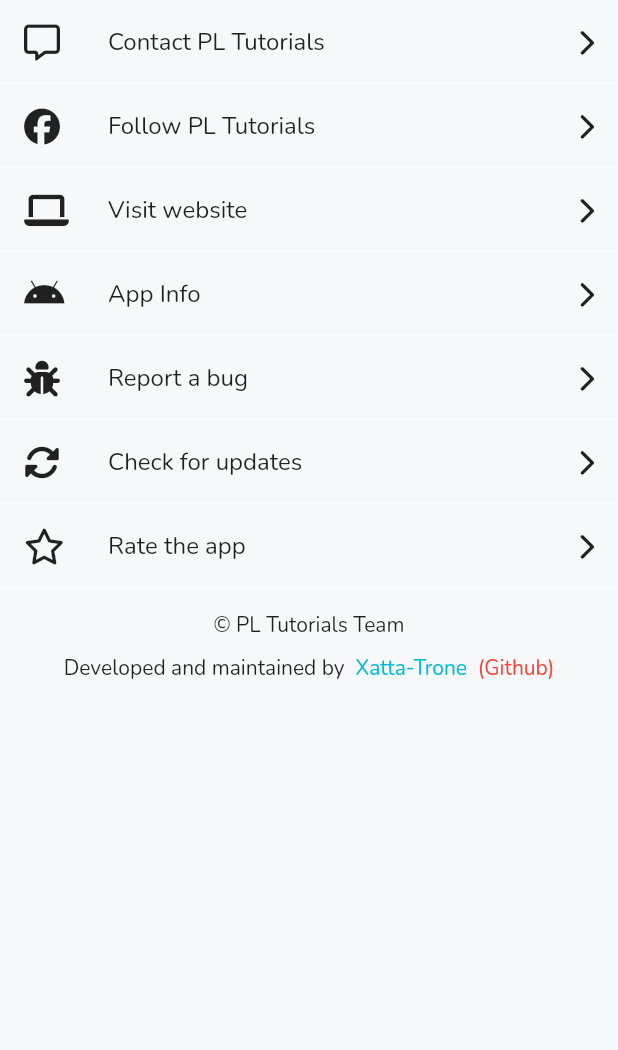
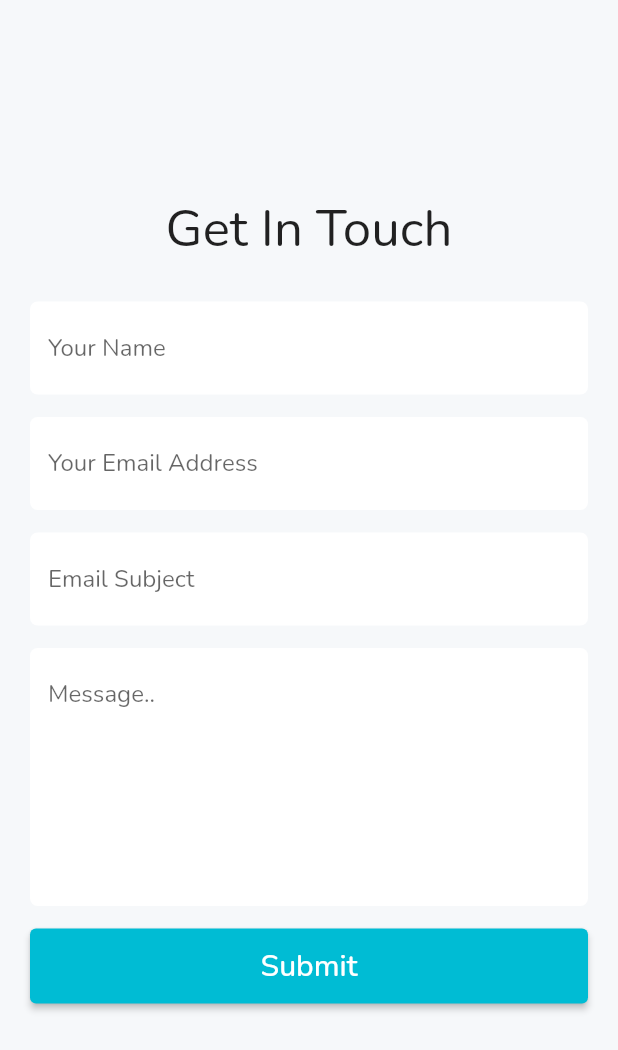
Before and after one commit to Xatta-Trone/PL-flutter-app, a Flutter app: the More screen opened by its route, after a tap on "Contact PL Tutorials", on a phone screen of 412 x 824 dp. Shown: the top 1050 px of the screen. Run offline on Flutter 3.47's test engine with Material 2 defaults, Android fonts, the phone set to English and light mode, and no system bars; drawn by our look-alikes of modal_progress_hud_nsn; our stand-ins replace carousel_slider, device_info_plus, dio, dropdown_search, file_picker, flutter_html and 6 more; missing offline and left inert: barcode_finder, platform_device_id; accounts and stored records are empty; network calls fail.

Commit message:
report bug added

```diff
--- a/lib/routes/routeconst.dart
+++ b/lib/routes/routeconst.dart
@@ -19,3 +19,5 @@ const String requestPassword = '/requestPassword';
 const String changePassword = '/changePassword';
 const String changeCurrentPassword = '/changeCurrentPassword';
 const String more = '/more';
+const String contact = '/contact';
+const String reportBug = '/reportBug';
--- a/lib/routes/routes.dart
+++ b/lib/routes/routes.dart
@@ -14,7 +14,9 @@ import 'package:plandroid/screens/departments/departments.dart';
 import 'package:plandroid/screens/departments/levelterms.dart';
 import 'package:plandroid/screens/departments/posts.dart';
 import 'package:plandroid/screens/home.dart';
+import 'package:plandroid/screens/more/contact.dart';
 import 'package:plandroid/screens/more/more.dart';
+import 'package:plandroid/screens/more/reportBug.dart';
 import 'package:plandroid/screens/profile/activity.dart';
 import 'package:plandroid/screens/profile/changeCurrentPassword.dart';
 import 'package:plandroid/screens/profile/device.dart';
@@ -130,6 +132,16 @@ appRoutes() => [
         page: () => const More(),
         middlewares: [MyMiddelware()],
       ),
+      GetPage(
+        name: contact,
+        page: () => const ContactPage(),
+        middlewares: [MyMiddelware()],
+      ),
+      GetPage(
+        name: reportBug,
+        page: () => const ReportBugPage(),
+        middlewares: [MyMiddelware()],
+      ),
     ];
 
 unknownRoute() => GetPage(
--- a/lib/screens/auth/Register.dart
+++ b/lib/screens/auth/Register.dart
@@ -37,7 +37,9 @@ class _RegisterState extends State<Register> {
     if (pickedFile != null) {
       final filePath = pickedFile.files.single.path;
       if (filePath != null) {
-        print(filePath);
+        if (kDebugMode) {
+          print(filePath);
+        }
         setState(() {
           image = File(filePath);
         });
--- /dev/null
+++ b/lib/screens/more/contact.dart
@@ -0,0 +1,273 @@
+import 'package:dio/dio.dart';
+import 'package:flutter/foundation.dart';
+import 'package:flutter/material.dart';
+import 'package:get/get.dart';
+import 'package:modal_progress_hud_nsn/modal_progress_hud_nsn.dart';
+import 'package:plandroid/api/api.dart';
+import 'package:plandroid/globals/globals.dart';
+
+class ContactPage extends StatefulWidget {
+  const ContactPage({super.key});
+
+  @override
+  State<ContactPage> createState() => _ContactPageState();
+}
+
+final _formKey = GlobalKey<FormState>();
+
+class _ContactPageState extends State<ContactPage> {
+  TextEditingController nameController = TextEditingController();
+  TextEditingController emailController = TextEditingController();
+  TextEditingController subjectController = TextEditingController();
+  TextEditingController msgController = TextEditingController();
+  // ignore: prefer_final_fields
+  bool _isLoading = false;
+
+  Future submitResponse() async {
+    setState(() {
+      _isLoading = true;
+    });
+
+    try {
+      var response = await Api().dio.post('/submit-response', data: {
+        'name': nameController.value.text,
+        'email': emailController.value.text,
+        'subject': subjectController.value.text,
+        'body': msgController.value.text,
+      });
+
+      // Get.toNamed(changePassword);
+      Get.defaultDialog(
+        title: 'Success !!',
+        middleText: "Response received successfully.",
+        textConfirm: ('Okay'),
+        onConfirm: () {
+          Get.close(2);
+          // cleanup
+          nameController.clear();
+          emailController.clear();
+          subjectController.clear();
+          msgController.clear();
+        },
+      );
+    } on DioError catch (e) {
+      if (e.response != null) {
+        if (kDebugMode) {
+          print(e.response);
+          print(e.response?.data['status']);
+        }
+
+        String errData = Globals().formatText(
+            e.response?.data['message'] ?? 'Something unknown occurred');
+
+        Get.defaultDialog(
+          title: 'Error !!',
+          middleText: "${e.response?.statusCode}: $errData",
+          textConfirm: ('Okay'),
+          onConfirm: () => Get.back(),
+        );
+      } else {
+        if (kDebugMode) {
+          print(e.message);
+        }
+      }
+    } finally {
+      setState(() {
+        _isLoading = false;
+      });
+    }
+  }
+
+  @override
+  void initState() {
+    super.initState();
+  }
+
+  @override
+  void dispose() {
+    nameController.dispose();
+    emailController.dispose();
+    subjectController.dispose();
+    msgController.dispose();
+    super.dispose();
+  }
+
+  @override
+  Widget build(BuildContext context) {
+    return Scaffold(
+      body: SafeArea(
+        child: ModalProgressHUD(
+          inAsyncCall: _isLoading,
+          child: Center(
+            child: SingleChildScrollView(
+              child: Column(
+                mainAxisAlignment: MainAxisAlignment.center,
+                // ignore: prefer_const_literals_to_create_immutables
+                children: [
+                  Text(
+                    'Get In Touch',
+                    style: Theme.of(context)
+                        .textTheme
+                        .headline4
+                        ?.copyWith(color: Colors.black87),
+                  ),
+                  const SizedBox(
+                    height: 25.0,
+                  ),
+                  Padding(
+                    padding: const EdgeInsets.symmetric(horizontal: 20.0),
+                    child: Form(
+                      key: _formKey,
+                      child: Column(
+                        children: [
+                          TextFormField(
+                            controller: nameController,
+                            autovalidateMode:
+                                AutovalidateMode.onUserInteraction,
+                            textInputAction: TextInputAction.next,
+                            validator: (value) {
+                              if (value == null || value.isEmpty) {
+                                return 'Please enter your name';
+                              }
+
+                              return null;
+                            },
+                            decoration: InputDecoration(
+                              filled: true,
+                              fillColor: Colors.white,
+                              hintText: "Your Name",
+                              border: OutlineInputBorder(
+                                borderRadius: BorderRadius.circular(5),
+                                borderSide: BorderSide.none,
+                              ),
+                            ),
+                          ),
+                          const SizedBox(
+                            height: 15.0,
+                          ),
+                          TextFormField(
+                            controller: emailController,
+                            autovalidateMode:
+                                AutovalidateMode.onUserInteraction,
+                            textInputAction: TextInputAction.next,
+                            keyboardType: TextInputType.emailAddress,
+                            validator: (value) {
+                              final emailRegExp = RegExp(
+                                  r"^[a-zA-Z0-9.]+@[a-zA-Z0-9]+\.[a-zA-Z]+");
+
+                              if (value == null || value.isEmpty) {
+                                return 'Please enter your email';
+                              }
+
+                              if (emailRegExp.hasMatch(value) == false) {
+                                return 'Please enter a valid email';
+                              }
+
+                              return null;
+                            },
+                            decoration: InputDecoration(
+                              filled: true,
+                              fillColor: Colors.white,
+                              hintText: "Your Email Address",
+                              border: OutlineInputBorder(
+                                borderRadius: BorderRadius.circular(5),
+                                borderSide: BorderSide.none,
+                              ),
+                            ),
+                          ),
+                          const SizedBox(
+                            height: 15.0,
+                          ),
+                          TextFormField(
+                            controller: subjectController,
+                            autovalidateMode:
+                                AutovalidateMode.onUserInteraction,
+                            textInputAction: TextInputAction.next,
+                            validator: (value) {
+                              if (value == null || value.isEmpty) {
+                                return 'Please enter subject';
+                              }
+
+                              return null;
+                            },
+                            decoration: InputDecoration(
+                              filled: true,
+                              fillColor: Colors.white,
+                              hintText: "Email Subject",
+                              border: OutlineInputBorder(
+                                borderRadius: BorderRadius.circular(5),
+                                borderSide: BorderSide.none,
+                              ),
+                            ),
+                          ),
+                          const SizedBox(
+                            height: 15.0,
+                          ),
+                          TextFormField(
+                            controller: msgController,
+                            autovalidateMode:
+                                AutovalidateMode.onUserInteraction,
+                            textInputAction: TextInputAction.done,
+                            minLines: 6,
+                            keyboardType: TextInputType.multiline,
+                            maxLines: null,
+                            validator: (value) {
+                              if (value == null || value.isEmpty) {
+                                return 'Please type your message';
+                              }
+
+                              return null;
+                            },
+                            decoration: InputDecoration(
+                              filled: true,
+                              fillColor: Colors.white,
+                              hintText: "Message..",
+                              border: OutlineInputBorder(
+                                borderRadius: BorderRadius.circular(5),
+                                borderSide: BorderSide.none,
+                              ),
+                            ),
+                          ),
+                          const SizedBox(
+                            height: 15.0,
+                          ),
+                          ElevatedButton(
+                            style: ElevatedButton.styleFrom(
+                              minimumSize: const Size.fromHeight(50), // NEW
+                            ),
+                            // ignore: avoid_print
+                            onPressed: () {
+                              if (kDebugMode) {
+                                print(_formKey.currentState!.validate());
+                              }
+
+                              if (_formKey.currentState!.validate()) {
+                                // FocusManager.instance.primaryFocus?.unfocus();
+                                _formKey.currentState!.save();
+                                submitResponse();
+                              }
+                            },
+                            child: Text(
+                              'Submit',
+                              style: Theme.of(context)
+                                  .textTheme
+                                  .headline6
+                                  ?.copyWith(color: Colors.white),
+                            ),
+                          ),
+                          const SizedBox(
+                            height: 25.0,
+                          ),
+                        ],
+                      ),
+                    ),
+                  )
+                ],
+              ),
+            ),
+          ),
+        ),
+      ),
+    );
+  }
+}
--- a/lib/screens/more/more.dart
+++ b/lib/screens/more/more.dart
@@ -31,8 +31,10 @@ class More extends StatelessWidget {
               ),
               onTap: () {
                 if (kDebugMode) {
-                  print('change password');
+                  print('Contact PL Tutorials');
                 }
+
+                Get.toNamed(contact);
               },
             ),
             divider,
@@ -108,6 +110,7 @@ class More extends StatelessWidget {
                 if (kDebugMode) {
                   print('change password');
                 }
+                Get.toNamed(reportBug);
               },
             ),
             divider,
@@ -186,8 +189,7 @@ class More extends StatelessWidget {
                     text: '(Github)',
                     recognizer: TapGestureRecognizer()
                       ..onTap = () {
-                        Globals.launchURL(
-                            'https://github.com/Xatta-Trone');
+                        Globals.launchURL('https://github.com/Xatta-Trone');
                       },
                     style: Theme.of(context)
                         .textTheme
--- a/lib/screens/profile/changeCurrentPassword.dart
+++ b/lib/screens/profile/changeCurrentPassword.dart
@@ -1,7 +1,5 @@
 import 'package:flutter/foundation.dart';
 import 'package:flutter/material.dart';
-import 'package:flutter/src/widgets/container.dart';
-import 'package:flutter/src/widgets/framework.dart';
 import 'package:font_awesome_flutter/font_awesome_flutter.dart';
 import 'package:get/get.dart';
 import 'package:modal_progress_hud_nsn/modal_progress_hud_nsn.dart';
--- a/lib/screens/profile/profile.dart
+++ b/lib/screens/profile/profile.dart
@@ -220,7 +220,7 @@ class Profile extends StatelessWidget {
                           'Please refrain from sharing your account with others. Such activity may lead to permanent account suspension. The website constantly monitors all activities to prevent account sharing. You can see your activities from the Activity section.',
                           textScaleFactor: 0.85,
                           softWrap: true,
-                          style: TextStyle(color: Colors.cyan)
+                          style: TextStyle(color: Colors.redAccent)
                         ),
                       ),
                       trailing:  FaIcon(
```
Also changed, not shown: lib/screens/more/reportBug.dart (added, +294 -0 lines).
